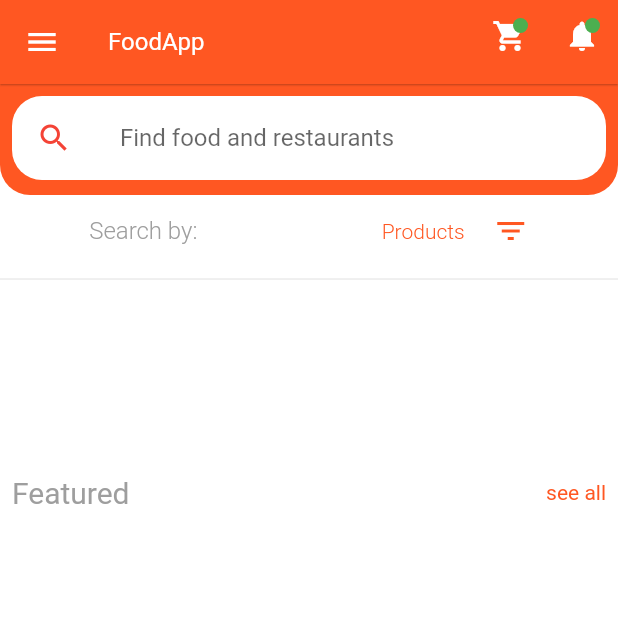
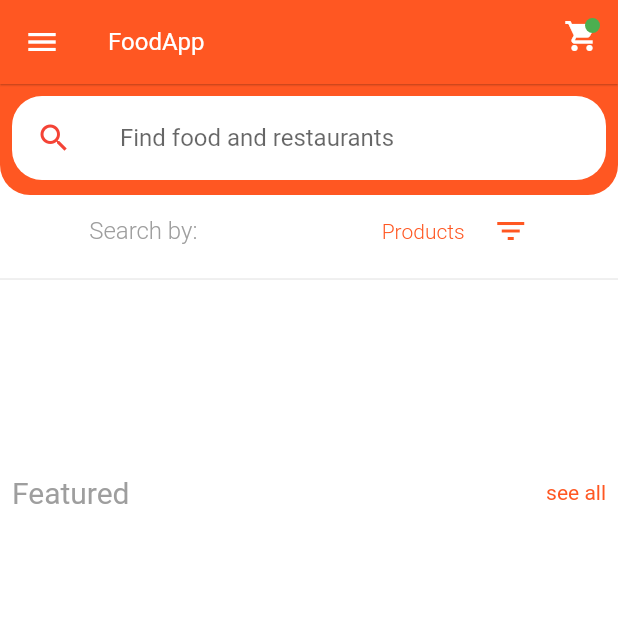
Before and after one commit to Bibidi/Food_App_Flutter, a Flutter app: the screen it shows once a user with an empty profile is signed in, on a phone screen of 412 x 824 dp, the top half of it. Run offline on Flutter 3.47's test engine with Material 2 defaults, Android fonts, the phone set to English and light mode, and no system bars; our stand-ins replace carousel_pro, cloud_firestore, firebase_auth, firebase_core, firebase_storage, flutter_spinkit and 2 more; missing offline and left inert: dart:ffi; accounts and stored records are empty; network calls fail.

Commit message:
no message

```diff
--- a/food_order_app/lib/src/helpers/user.dart
+++ b/food_order_app/lib/src/helpers/user.dart
@@ -14,6 +14,12 @@ class UserServices {
     _firestore.collection(collection).doc(values["id"]).update(values);
   }
 
+  void editCart({String userId, List<Map> cart}) {
+    _firestore.collection(collection).doc(userId).update({
+      "cart": cart,
+    });
+  }
+
   Future<UserModel> getUserById(String id)
   => _firestore.collection(collection).doc(id).get().then((doc){
     return UserModel.fromSnapshot(doc);
--- a/food_order_app/lib/src/models/user.dart
+++ b/food_order_app/lib/src/models/user.dart
@@ -1,10 +1,12 @@
 import 'package:cloud_firestore/cloud_firestore.dart';
+import 'package:food_order_app/src/models/cart_item.dart';
 
 class UserModel {
   static const NAME = "name";
   static const EMAIL = "email";
   static const ID = "id";
   static const STRIPE_ID = "stripeId";
+  static const CART = "cart";
 
   String _name;
   String _email;
@@ -17,11 +19,22 @@ class UserModel {
   String get id => _id;
   String get stripeId => _stripeId;
 
+  // public variable
+  List cart;
+
   UserModel.fromSnapshot(DocumentSnapshot snapshot) {
     _name = snapshot.data()[NAME];
     _email = snapshot.data()[EMAIL];
     _id = snapshot.data()[ID];
     _stripeId = snapshot.data()[STRIPE_ID];
+    cart = snapshot.data()[CART] ?? [];
   }
 
+  // List<CartItemModel> _convertCartItems(List<Map> cart) {
+  //   List<CartItemModel> convertedCart = [];
+  //   for (Map cartItem in cart) {
+  //     convertedCart.add(CartItemModel.fromMap(cartItem));
+  //   }
+  //   return convertedCart;
+  // }
 }
--- a/food_order_app/lib/src/screens/home.dart
+++ b/food_order_app/lib/src/screens/home.dart
@@ -68,23 +68,23 @@ class _HomeState extends State<Home> {
                   )),
             ],
           ),
-          Stack(
-            children: [
-              IconButton(icon: Icon(Icons.notifications), onPressed: () {}),
-              Positioned(
-                top: 12,
-                right: 12,
-                child: Container(
-                  height: 10,
-                  width: 10,
-                  decoration: BoxDecoration(
-                    color: green,
-                    borderRadius: BorderRadius.circular(20.0),
-                  ),
-                ),
-              ),
-            ],
-          ),
+          // Stack(
+          //   children: [
+          //     IconButton(icon: Icon(Icons.notifications), onPressed: () {}),
+          //     Positioned(
+          //       top: 12,
+          //       right: 12,
+          //       child: Container(
+          //         height: 10,
+          //         width: 10,
+          //         decoration: BoxDecoration(
+          //           color: green,
+          //           borderRadius: BorderRadius.circular(20.0),
+          //         ),
+          //       ),
+          //     ),
+          //   ],
+          // ),
         ],
       ),
       drawer: Drawer(
--- a/food_order_app/pubspec.yaml
+++ b/food_order_app/pubspec.yaml
@@ -35,7 +35,12 @@ dependencies:
   firebase_auth: ^0.18.0+1
   provider: ^4.3.2+2
   transparent_image: ^1.0.0
+
+  # for loading animation
   flutter_spinkit: ^4.1.2+1
+
+  # for unique id
+  uuid: ^2.2.2
 
 dev_dependencies:
   flutter_test:
```
Also changed, not shown: food_order_app/lib/src/models/cart_item.dart (+17 -8 lines), food_order_app/lib/src/providers/user.dart (+40 -0 lines), food_order_app/lib/src/screens/details.dart (+24 -2 lines), food_order_app/pubspec.lock.
